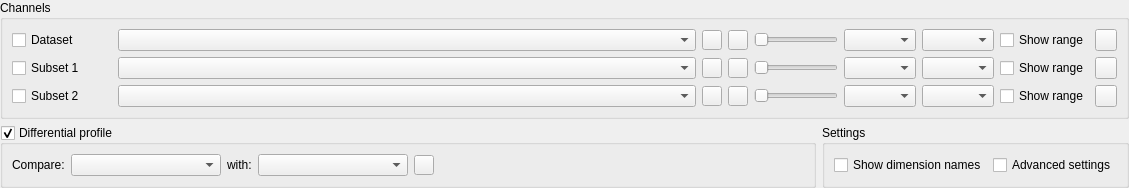
Qt form src/SettingsWidget.ui (ManiVaultStudio/DimensionsViewerPlugin) before a commit.
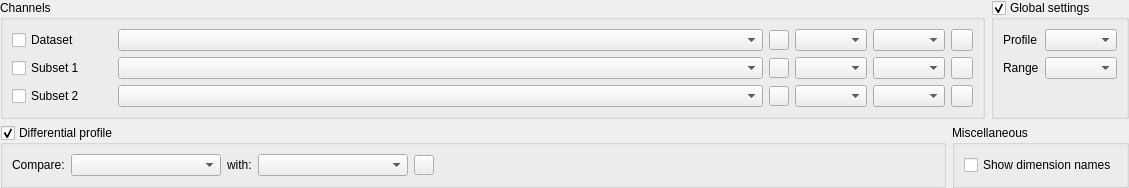
The same form after that commit. Custom widgets are drawn as their Qt base class.

Patch:
```diff
--- a/src/SettingsWidget.ui
+++ b/src/SettingsWidget.ui
@@ -7,7 +7,7 @@
     <x>0</x>
     <y>0</y>
     <width>1129</width>
-    <height>176</height>
+    <height>178</height>
    </rect>
   </property>
   <property name="sizePolicy">
@@ -33,6 +33,8 @@
     <number>0</number>
    </property>
    <item>
+    <layout class="QHBoxLayout" name="topHorizontalLayout">
+     <item>
     <widget class="QGroupBox" name="channelsGroupBox">
      <property name="sizePolicy">
       <sizepolicy hsizetype="Preferred" vsizetype="Preferred">
@@ -65,7 +67,7 @@
           </property>
          </widget>
         </item>
-        <item row="1" column="8">
+          <item row="1" column="7">
          <widget class="QComboBox" name="channel2BandTypeComboBox"/>
         </item>
         <item row="1" column="4">
@@ -96,68 +98,12 @@
           </property>
          </widget>
         </item>
-        <item row="2" column="7">
-         <widget class="QComboBox" name="channel3ProfileTypeComboBox"/>
-        </item>
         <item row="2" column="6">
-         <widget class="QSlider" name="channel3OpacitySlider">
-          <property name="orientation">
-           <enum>Qt::Horizontal</enum>
-          </property>
-         </widget>
-        </item>
-        <item row="0" column="10">
-         <widget class="QCheckBox" name="channel1ShowRangeCheckBox">
-          <property name="text">
-           <string>Show range</string>
-          </property>
-         </widget>
-        </item>
-        <item row="2" column="8">
+           <widget class="QComboBox" name="channel3ProfileTypeComboBox"/>
+          </item>
+          <item row="2" column="7">
          <widget class="QComboBox" name="channel3BandTypeComboBox"/>
         </item>
-        <item row="1" column="11">
-         <widget class="QPushButton" name="channel2LockedPushButton">
-          <property name="sizePolicy">
-           <sizepolicy hsizetype="Fixed" vsizetype="Fixed">
-            <horstretch>0</horstretch>
-            <verstretch>0</verstretch>
-           </sizepolicy>
-          </property>
-          <property name="minimumSize">
-           <size>
-            <width>22</width>
-            <height>22</height>
-           </size>
-          </property>
-          <property name="maximumSize">
-           <size>
-            <width>22</width>
-            <height>22</height>
-           </size>
-          </property>
-          <property name="text">
-           <string/>
-          </property>
-          <property name="checkable">
-           <bool>true</bool>
-          </property>
-         </widget>
-        </item>
-        <item row="0" column="6">
-         <widget class="QSlider" name="channel1OpacitySlider">
-          <property name="orientation">
-           <enum>Qt::Horizontal</enum>
-          </property>
-         </widget>
-        </item>
-        <item row="2" column="10">
-         <widget class="QCheckBox" name="channel3ShowRangeCheckBox">
-          <property name="text">
-           <string>Show range</string>
-          </property>
-         </widget>
-        </item>
         <item row="2" column="1">
          <widget class="QComboBox" name="channel3DatasetNameComboBox">
           <property name="enabled">
@@ -234,40 +180,12 @@
           </property>
          </widget>
         </item>
-        <item row="0" column="7">
+          <item row="0" column="6">
          <widget class="QComboBox" name="channel1ProfileTypeComboBox"/>
         </item>
-        <item row="0" column="8">
+          <item row="0" column="7">
          <widget class="QComboBox" name="channel1BandTypeComboBox"/>
         </item>
-        <item row="2" column="11">
-         <widget class="QPushButton" name="channel3LockedPushButton">
-          <property name="sizePolicy">
-           <sizepolicy hsizetype="Fixed" vsizetype="Fixed">
-            <horstretch>0</horstretch>
-            <verstretch>0</verstretch>
-           </sizepolicy>
-          </property>
-          <property name="minimumSize">
-           <size>
-            <width>22</width>
-            <height>22</height>
-           </size>
-          </property>
-          <property name="maximumSize">
-           <size>
-            <width>22</width>
-            <height>22</height>
-           </size>
-          </property>
-          <property name="text">
-           <string/>
-          </property>
-          <property name="checkable">
-           <bool>true</bool>
-          </property>
-         </widget>
-        </item>
         <item row="2" column="4">
          <widget class="ColorPickerPushButton" name="channel3ColorPushButton">
           <property name="enabled">
@@ -296,13 +214,6 @@
           </property>
          </widget>
         </item>
-        <item row="1" column="6">
-         <widget class="QSlider" name="channel2OpacitySlider">
-          <property name="orientation">
-           <enum>Qt::Horizontal</enum>
-          </property>
-         </widget>
-        </item>
         <item row="2" column="0">
          <widget class="QCheckBox" name="channel3EnabledCheckBox">
           <property name="enabled">
@@ -319,35 +230,7 @@
           </property>
          </widget>
         </item>
-        <item row="0" column="11">
-         <widget class="QPushButton" name="channel1LockedPushButton">
-          <property name="sizePolicy">
-           <sizepolicy hsizetype="Fixed" vsizetype="Fixed">
-            <horstretch>0</horstretch>
-            <verstretch>0</verstretch>
-           </sizepolicy>
-          </property>
-          <property name="minimumSize">
-           <size>
-            <width>22</width>
-            <height>22</height>
-           </size>
-          </property>
-          <property name="maximumSize">
-           <size>
-            <width>22</width>
-            <height>22</height>
-           </size>
-          </property>
-          <property name="text">
-           <string/>
-          </property>
-          <property name="checkable">
-           <bool>true</bool>
-          </property>
-         </widget>
-        </item>
-        <item row="1" column="7">
+          <item row="1" column="6">
          <widget class="QComboBox" name="channel2ProfileTypeComboBox"/>
         </item>
         <item row="0" column="0">
@@ -357,14 +240,7 @@
           </property>
          </widget>
         </item>
-        <item row="1" column="10">
-         <widget class="QCheckBox" name="channel2ShowRangeCheckBox">
-          <property name="text">
-           <string>Show range</string>
-          </property>
-         </widget>
-        </item>
-        <item row="0" column="5">
+          <item row="0" column="8">
          <widget class="QPushButton" name="channel1SettingsPushButton">
           <property name="sizePolicy">
            <sizepolicy hsizetype="Fixed" vsizetype="Fixed">
@@ -374,14 +250,14 @@
           </property>
           <property name="minimumSize">
            <size>
-            <width>20</width>
-            <height>20</height>
+              <width>22</width>
+              <height>22</height>
            </size>
           </property>
           <property name="maximumSize">
            <size>
-            <width>20</width>
-            <height>20</height>
+              <width>22</width>
+              <height>22</height>
            </size>
           </property>
           <property name="text">
@@ -389,7 +265,7 @@
           </property>
          </widget>
         </item>
-        <item row="1" column="5">
+          <item row="1" column="8">
          <widget class="QPushButton" name="channel2SettingsPushButton">
           <property name="sizePolicy">
            <sizepolicy hsizetype="Fixed" vsizetype="Fixed">
@@ -399,14 +275,14 @@
           </property>
           <property name="minimumSize">
            <size>
-            <width>20</width>
-            <height>20</height>
+              <width>22</width>
+              <height>22</height>
            </size>
           </property>
           <property name="maximumSize">
            <size>
-            <width>20</width>
-            <height>20</height>
+              <width>22</width>
+              <height>22</height>
            </size>
           </property>
           <property name="text">
@@ -414,7 +290,7 @@
           </property>
          </widget>
         </item>
-        <item row="2" column="5">
+          <item row="2" column="8">
          <widget class="QPushButton" name="channel3SettingsPushButton">
           <property name="sizePolicy">
            <sizepolicy hsizetype="Fixed" vsizetype="Fixed">
@@ -424,14 +300,14 @@
           </property>
           <property name="minimumSize">
            <size>
-            <width>20</width>
-            <height>20</height>
+              <width>22</width>
+              <height>22</height>
            </size>
           </property>
           <property name="maximumSize">
            <size>
-            <width>20</width>
-            <height>20</height>
+              <width>22</width>
+              <height>22</height>
            </size>
           </property>
           <property name="text">
@@ -443,6 +319,66 @@
       </item>
      </layout>
     </widget>
+     </item>
+     <item>
+      <widget class="QGroupBox" name="globalSettingsGroupBox">
+       <property name="sizePolicy">
+        <sizepolicy hsizetype="Preferred" vsizetype="Preferred">
+         <horstretch>0</horstretch>
+         <verstretch>0</verstretch>
+        </sizepolicy>
+       </property>
+       <property name="title">
+        <string>Global settings</string>
+       </property>
+       <property name="checkable">
+        <bool>true</bool>
+       </property>
+       <layout class="QVBoxLayout" name="verticalLayout_4">
+        <item>
+         <layout class="QGridLayout" name="gridLayout">
+          <item row="1" column="1">
+           <widget class="QComboBox" name="globalBandTypeComboBox"/>
+          </item>
+          <item row="0" column="0">
+           <widget class="QLabel" name="globalBandTypeLabel">
+            <property name="text">
+             <string>Profile</string>
+            </property>
+           </widget>
+          </item>
+          <item row="0" column="1">
+           <widget class="QComboBox" name="globalProfileTypeComboBox"/>
+          </item>
+          <item row="1" column="0">
+           <widget class="QLabel" name="globalProfileTypeLabel">
+            <property name="text">
+             <string>Range</string>
+            </property>
+           </widget>
+          </item>
+         </layout>
+        </item>
+        <item>
+         <spacer name="verticalSpacer">
+          <property name="orientation">
+           <enum>Qt::Vertical</enum>
+          </property>
+          <property name="sizeType">
+           <enum>QSizePolicy::MinimumExpanding</enum>
+          </property>
+          <property name="sizeHint" stdset="0">
+           <size>
+            <width>20</width>
+            <height>10</height>
+           </size>
+          </property>
+         </spacer>
+        </item>
+       </layout>
+      </widget>
+     </item>
+    </layout>
    </item>
    <item>
     <layout class="QHBoxLayout" name="bottomHorizontalLayout">
@@ -579,7 +515,7 @@
      <item>
       <widget class="QGroupBox" name="settingsGroupBox">
        <property name="title">
-        <string>Settings</string>
+        <string>Miscellaneous</string>
        </property>
        <layout class="QHBoxLayout" name="horizontalLayout_3">
         <item>
@@ -589,13 +525,6 @@
           </property>
          </widget>
         </item>
-        <item>
-         <widget class="QCheckBox" name="advancedSettingsCheckBox">
-          <property name="text">
-           <string>Advanced settings</string>
-          </property>
-         </widget>
-        </item>
        </layout>
       </widget>
      </item>
```
Left out of the diff: 4 changed lines with no effect on the pictures. Lines whose indentation alone changed are shown as unchanged.
